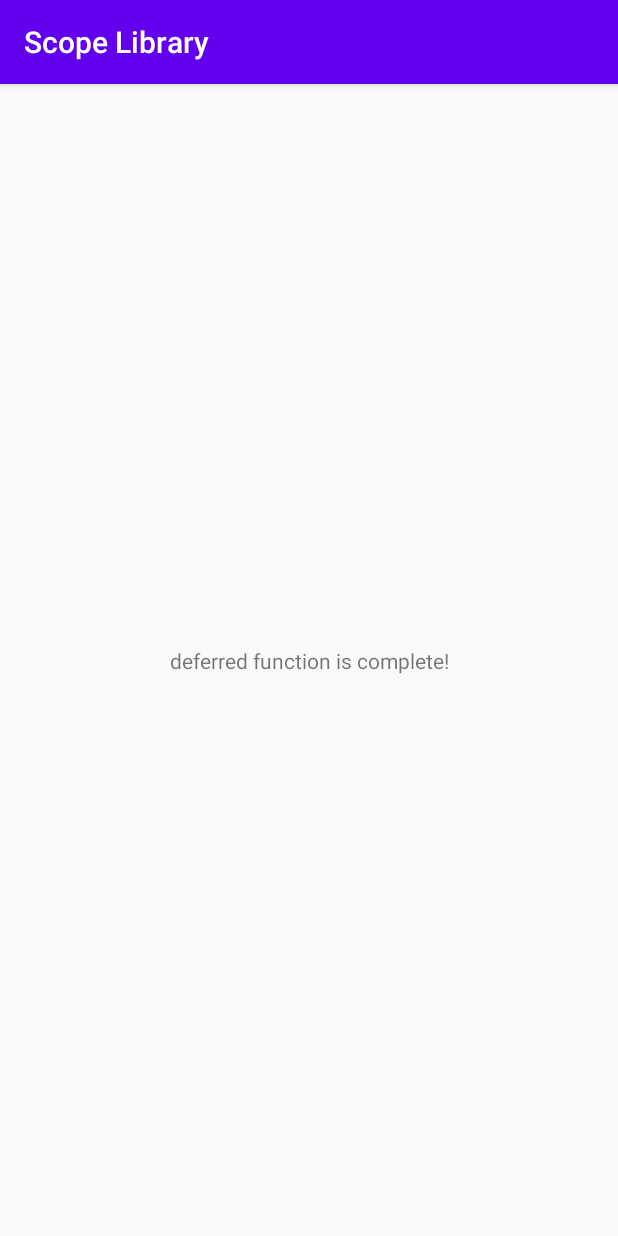
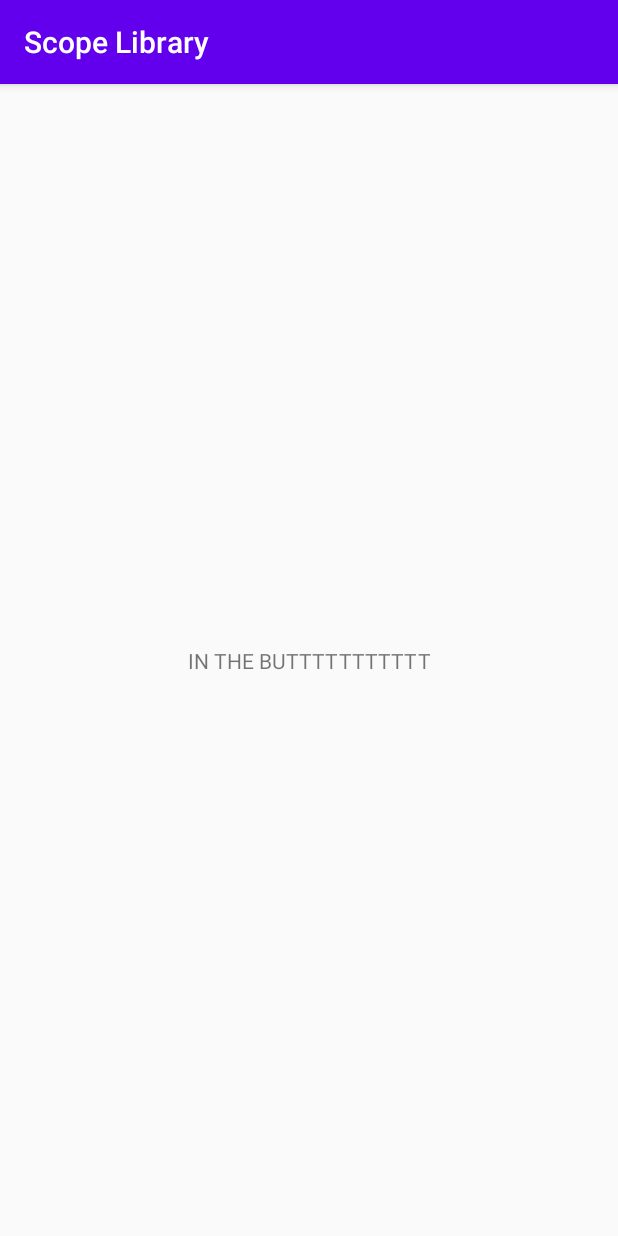
Before and after one commit to pcmazz/threading, an Android app: the screen it shows after launch (MainActivity), on a phone screen of 412 x 824 dp. Run offline under Robolectric (Android 15) with nearby library versions, the phone set to English and light mode, and no system bars; our stand-ins replace Timber.

Commit message:
Think she's good

```diff
--- a/app/src/main/java/com/falcotech/mazz/scopelibrary/MainActivity.kt
+++ b/app/src/main/java/com/falcotech/mazz/scopelibrary/MainActivity.kt
@@ -18,7 +18,7 @@ class MainActivity : AppCompatActivity() {
 
 
     private val factory = viewModelFactory {
-        MainViewModel(DefaultPromiseManager(), SomeRepository(iOCoroutineScope()))
+        MainViewModel(DefaultPromiseManager(), SomeRepository(iOCoroutineScope(), unconfinedCoroutineScope()))
     }
 
     val viewModel: MainViewModel by lazy {
@@ -42,7 +42,7 @@ class MainActivity : AppCompatActivity() {
                 Timber.v("I'm using the main dispatcher!")
                 tvMessage.text = message
             }
-            .onCompletion { tvMessage.text = "All done!" }
+            .onCompletion { tvMessage.text = tvMessage.text.toString() + "\nAll done!" }
             // the .flowOn____() operator pulls the desired dispatcher out of the CoroutineScope
             // and applies it.  So in this case .flowOnMain() is pulling
             // the dispatcher assigned to "main" out of `ioDefaultScope`
--- a/app/src/main/java/com/falcotech/mazz/scopelibrary/MainViewModel.kt
+++ b/app/src/main/java/com/falcotech/mazz/scopelibrary/MainViewModel.kt
@@ -4,8 +4,10 @@ import com.falcotech.mazz.scopelibrary.core.BaseViewModel
 import com.falcotech.mazz.scopelibrary.core.PromiseManager
 import androidx.lifecycle.viewModelScope
 import com.falcotech.mazz.scopelibrary.factory.asyncDefault
+import com.falcotech.mazz.scopelibrary.factory.asyncUnconfined
 import com.falcotech.mazz.scopelibrary.factory.defaultDispatcher
 import com.falcotech.mazz.scopelibrary.promise.Promise
+import com.falcotech.mazz.scopelibrary.promise.then
 import kotlinx.coroutines.CompletableDeferred
 import kotlinx.coroutines.cancel
 import kotlinx.coroutines.delay
@@ -16,14 +18,30 @@ import timber.log.Timber
 
 
 class MainViewModel(promiseManager: PromiseManager, val repository: SomeRepository): BaseViewModel(promiseManager) {
-
+    private var cockCounter = 0
     init {
         controlSetDebug {
             Timber.d("MainViewModel : init : controlSetDebug = %s", it)
         }
     }
 
-    val repoProm = controlAsync(repository.getSomethingExpensiveUnstructured())
+    val repoProm = controlAsync(repository.getSomethingExpensiveUnstructured()).then(null, {
+        cockCounter++
+        Timber.d("MainViewModel : init : repoProm = %s AND COCK = %s", it, cockCounter)
+        controlAsync(repository.getSomethingExpensiveUnstructured())
+    }).then(null, {
+        cockCounter++
+        Timber.d("MainViewModel : init : repoProm = %s AND COCK = %s", it, cockCounter)
+        controlAsync(repository.getSomethingExpensiveUnstructured())
+    }).then(null, {
+        cockCounter++
+        Timber.d("MainViewModel : init : repoProm = %s AND COCK = %s", it, cockCounter)
+        controlAsync(repository.getSomethingExpensiveUnstructured(true))
+    }).then({
+        cockCounter++
+        Timber.d("MainViewModel : init : repoProm = %s AND COCK = %s", it, cockCounter)
+        "$it AND COCK = $cockCounter"
+    }, null)
 
     val repoWrapperProm: Promise<String> by lazy {
         CompletableDeferred<String>().also {completable ->
@@ -34,12 +52,62 @@ class MainViewModel(promiseManager: PromiseManager, val repository: SomeReposito
         }
     }
 
-    val messageFlow = flow{
+    val messageFlow = flow<String>{
         emit("Get ready for some coroutine stuff...")
         emit(repoProm.await())
-        emit(controlAsyncAwait(repoWrapperProm))
+        emit(controlAsyncAwait(viewModelScope.asyncDefault {
+            cockCounter++
+            if(cockCounter == 5){
+                "IN THE BUTTTTTTTTTTT"
+            }else{
+                "NUT SACK"
+            }
+        }))
         delay(5000)
+        emit(controlAsyncAwait(repoWrapperProm.then(null){
+            if(cockCounter == 5){
+                repository.getSomethingExpensiveUnstructured(true)
+            }else{
+                controlAsync(viewModelScope.asyncDefault {
+                    it
+                })
+            }
+        }))
+        /*emit(controlAsyncAwait(repoWrapperProm.then({
+            if(cockCounter == 5){
+                "IN THE BUTT"
+            }else{
+                it
+            }
+        }, null)))*/
     }.flowOn(viewModelScope.defaultDispatcher)
+
+    /*val messageFlow = flow{
+        emit("Get ready for some coroutine stuff...")
+        emit(repoProm.await())
+        delay(5000)
+        emit(controlAsyncAwait(repoWrapperProm.then({
+            if(cockCounter == 5){
+                "IN THE BUTT"
+            }else{
+                it
+            }
+        }, null)))
+        delay(5000)
+        emit(controlAsyncAwait(viewModelScope.asyncDefault {
+            cockCounter++
+            "MID COCK = $cockCounter"
+        }))
+        delay(5000)
+        emit(controlAsyncAwait(repoWrapperProm.then({
+            if(cockCounter == 5){
+                "IN THE BUTT"
+            }else{
+                it
+            }
+        }, null)))
+        delay(5000)
+    }.flowOn(viewModelScope.defaultDispatcher)*/
 
 
     override fun onCleared() {
--- a/app/src/main/java/com/falcotech/mazz/scopelibrary/SomeRepository.kt
+++ b/app/src/main/java/com/falcotech/mazz/scopelibrary/SomeRepository.kt
@@ -1,19 +1,62 @@
 package com.falcotech.mazz.scopelibrary
 
-import com.falcotech.mazz.scopelibrary.factory.IOCoroutineScope
-import com.falcotech.mazz.scopelibrary.factory.asyncIO
-import com.falcotech.mazz.scopelibrary.factory.withIO
+import com.falcotech.mazz.scopelibrary.factory.*
+import com.falcotech.mazz.scopelibrary.promise.then
+import kotlinx.coroutines.Deferred
+import kotlinx.coroutines.Dispatchers
 import kotlinx.coroutines.delay
+import kotlinx.coroutines.plus
+import timber.log.Timber
+import kotlin.coroutines.CoroutineContext
+import kotlin.coroutines.coroutineContext
 
-class SomeRepository(private val coroutineScope: IOCoroutineScope) {
+class SomeRepository(private val coroutineScope: IOCoroutineScope, private val unconfinedCoroutineScope: UnconfinedCoroutineScope) {
+
+
 
     suspend fun getSomethingExpensive() = withIO {
         delay(5000)
         "suspend function is complete!"
     }
 
-    fun getSomethingExpensiveUnstructured() = coroutineScope.asyncIO {
-        delay(5000)
-        "deferred function is complete!"
+    fun getSomethingExpensiveUnstructured(unconfined: Boolean = false): Deferred<String> {
+        return if(!unconfined){
+            coroutineScope.asyncIO {
+                delay(1000)
+                "deferred function is complete!"
+            }
+        }else{
+            unconfinedCoroutineScope.asyncUnconfined {
+                delay(1000)
+                "deferred function is complete! UNCONFINED"
+            }
+        }
     }
+    /*fun getSomethingExpensiveUnstructured(unconfined: Boolean = false) = if(unconfined){
+        coroutineScope.asyncUnconfined(coroutineScope.unconfinedDispatcher){
+            Timber.d("SomeRepository : getSomethingExpensiveUnstructured : asyncUnconfined = %s", this)
+            Timber.d("SomeRepository : getSomethingExpensiveUnstructured : asyncUnconfined : coroutineContext = %s", this.coroutineContext)
+            Timber.d("SomeRepository : getSomethingExpensiveUnstructured : asyncUnconfined : dispatcherProvider = %s", this.dispatcherProvider)
+            Timber.d("SomeRepository : getSomethingExpensiveUnstructured : asyncUnconfined : dispatcherProvider.key = %s", this.dispatcherProvider.key)
+            Timber.d("SomeRepository : getSomethingExpensiveUnstructured : asyncUnconfined : coroutineContext.key get = %s", this.coroutineContext[this.dispatcherProvider.key])
+            delay(1000)
+            "deferred function is complete! ASS UNCONFINED KEY"
+        }.let {
+            Timber.d("SomeRepository : getSomethingExpensiveUnstructured : promise = %s", it)
+            it
+        }
+        //DeferredCoroutine{Active}@dcf1635
+        *//*coroutineScope.asyncIO {
+            this.plus(coroutineScope.dispatcherProvider.unconfined).let {
+                Timber.d("SomeRepository : getSomethingExpensiveUnstructured : plus result = %s", it)
+            }
+            delay(1000)
+            "deferred function is complete! ASS UNCONFINED KEY"
+        }*//*
+    }else{
+        coroutineScope.asyncIO {
+            delay(1000)
+            "deferred function is complete!"
+        }
+    }*/
 }
--- a/scopelibrary/src/main/java/com/falcotech/mazz/scopelibrary/core/DefaultPromiseManager.kt
+++ b/scopelibrary/src/main/java/com/falcotech/mazz/scopelibrary/core/DefaultPromiseManager.kt
@@ -1,8 +1,14 @@
 package com.falcotech.mazz.scopelibrary.core
 
 import androidx.annotation.CallSuper
+import com.falcotech.mazz.scopelibrary.factory.DispatcherProvider
+import com.falcotech.mazz.scopelibrary.factory.dispatcherProvider
+import com.falcotech.mazz.scopelibrary.factory.providerName
 import com.falcotech.mazz.scopelibrary.promise.Promise
+import com.falcotech.mazz.scopelibrary.promise.then
+import kotlinx.coroutines.Dispatchers
 import timber.log.Timber
+import kotlin.coroutines.coroutineContext
 
 open class DefaultPromiseManager : PromiseManager{
 
@@ -14,7 +20,7 @@ open class DefaultPromiseManager : PromiseManager{
     override fun <T> controlAsync(promise: Promise<T>): Promise<T> {
         coldList.add(promise)
         promise.invokeOnCompletion {
-            debug.invoke("DefaultPromiseManager : controlAsync : invokeOnCompletion : it = $it")
+            debug.invoke("DefaultPromiseManager : controlAsync : invokeOnCompletion : promise providerName =  ${promise.providerName}, throwable = $it")
             coldList.remove(promise)
         }
         return promise
@@ -23,7 +29,59 @@ open class DefaultPromiseManager : PromiseManager{
     @CallSuper
     @Synchronized
     override suspend fun <T> controlAsyncAwait(promise: Promise<T>): T {
-        return controlAsync(promise).await()
+        return controlAsync(promise).await().let {
+            debug.invoke("DefaultPromiseManager : controlAsyncAwait : rez = $it")
+            debug.invoke("DefaultPromiseManager : controlAsyncAwait : then promise.providerName = ${promise.providerName}")
+            if(promise.providerName != "DefaultDispatcherProvider"){
+                return@let "BUTT STUFF" as T
+                //controlCancelAllPromises()
+            }
+            return@let it
+        }
+       /* return with(controlAsync(promise).await()){
+            coroutineContext.fold(this){promVal, cce ->
+                val unconfinedCompare = promise.dispatcherProvider.unconfined
+                debug.invoke("DefaultPromiseManager : controlAsyncAwait : promise = $promise")
+                debug.invoke("DefaultPromiseManager : controlAsyncAwait : unconfinedCompare = $unconfinedCompare")
+                debug.invoke("DefaultPromiseManager : controlAsyncAwait : promise promVal = $promVal")
+                debug.invoke("DefaultPromiseManager : controlAsyncAwait : promise cce = $cce")
+                if(cce == unconfinedCompare){
+                    debug.invoke("DefaultPromiseManager : controlAsyncAwait : CANCELING")
+                    controlCancelAllPromises()
+                }
+                this
+            }
+            this
+        }*/
+        /*return with(controlAsync(promise).await()){
+            promise.dispatcherProvider.takeIf {dispatchProvider ->
+                debug.invoke("DefaultPromiseManager : controlAsyncAwait : promise dispatchProvider = $dispatchProvider")
+                debug.invoke("DefaultPromiseManager : controlAsyncAwait : promise dispatchProvider.key = ${dispatchProvider.key}")
+                val dispatcherUndefined = dispatchProvider.unconfined
+                debug.invoke("DefaultPromiseManager : controlAsyncAwait : promise dispatcherUndefined = $dispatcherUndefined")
+                debug.invoke("DefaultPromiseManager : controlAsyncAwait : promise dispatcherUndefined.key = ${dispatcherUndefined.key}")
+                val testKey = dispatchProvider[dispatcherUndefined.key]
+                debug.invoke("DefaultPromiseManager : controlAsyncAwait : promise testKey = $testKey")
+                testKey != null
+            }.let {
+                debug.invoke("DefaultPromiseManager : controlAsyncAwait : takeIf = $it")
+                if(it != null){
+                    debug.invoke("DefaultPromiseManager : controlAsyncAwait : CANCELING")
+                    controlCancelAllPromises()
+                }
+            }
+            this
+        }*/
+        /*val key = promise.key
+        val dispatchProviderUncon = dispatcherProvider().unconfined
+        val promDispatchPro = promise.dispatcherProvider
+        val promDispacther = promDispatchPro.unconfined
+        debug.invoke("DefaultPromiseManager : controlAsyncAwait : promise KEY = $key, dispatchProviderUncon = $dispatchProviderUncon, promDispatchPro = $promDispatchPro, promDispacther = $promDispacther")
+        if(promDispacther == dispatchProviderUncon){
+            debug.invoke("DefaultPromiseManager : controlAsyncAwait : CANCELING")
+            controlCancelAllPromises()
+        }
+        return controlAsync(promise).await()*/
     }
 
     @CallSuper
@@ -41,4 +99,6 @@ open class DefaultPromiseManager : PromiseManager{
     override fun controlSetDebug(block: (String) -> Unit) {
         debug = block
     }
+
+
 }
--- a/scopelibrary/src/main/java/com/falcotech/mazz/scopelibrary/factory/Builders.kt
+++ b/scopelibrary/src/main/java/com/falcotech/mazz/scopelibrary/factory/Builders.kt
@@ -205,10 +205,7 @@ fun <T> CoroutineScope.asyncDefault(
     block: suspend CoroutineScope.() -> T
 ): Deferred<T> = async(coroutineContext.dispatcherProvider.default + context, start, block)
 
-fun <T> CoroutineScope.asyncDefault(
-    start: CoroutineStart = CoroutineStart.LAZY,
-    block: suspend CoroutineScope.() -> T
-): Deferred<T> = async(coroutineContext.dispatcherProvider.default, start, block)
+
 
 /**
  * Creates a coroutine and returns its future result as an implementation of [Deferred].
--- a/scopelibrary/src/main/java/com/falcotech/mazz/scopelibrary/factory/CoroutineScopeExt.kt
+++ b/scopelibrary/src/main/java/com/falcotech/mazz/scopelibrary/factory/CoroutineScopeExt.kt
@@ -74,3 +74,6 @@ val CoroutineScope.dispatcherProvider: DispatcherProvider
  */
 val CoroutineContext.dispatcherProvider: DispatcherProvider
     get() = get(DispatcherProvider) ?: DefaultDispatcherProvider()
+
+val CoroutineContext.providerName: String
+    get() = (get(DispatcherProvider) ?: DefaultDispatcherProvider()).providerName
--- a/scopelibrary/src/main/java/com/falcotech/mazz/scopelibrary/factory/DispatcherProvider.kt
+++ b/scopelibrary/src/main/java/com/falcotech/mazz/scopelibrary/factory/DispatcherProvider.kt
@@ -14,6 +14,8 @@ import kotlin.coroutines.*
 interface DispatcherProvider : CoroutineContext.Element {
 
     override val key: CoroutineContext.Key<*> get() = Key
+
+    val providerName: String
 
     val default: CoroutineDispatcher
     val io: CoroutineDispatcher
@@ -35,9 +37,16 @@ fun dispatcherProvider(): DispatcherProvider =
  */
 class DefaultDispatcherProvider :
     DispatcherProvider {
-    override val default: CoroutineDispatcher = Dispatchers.Default
-    override val io: CoroutineDispatcher = Dispatchers.IO
-    override val main: CoroutineDispatcher get() = Dispatchers.Main
-    override val mainImmediate: CoroutineDispatcher get() = Dispatchers.Main.immediate
-    override val unconfined: CoroutineDispatcher = Dispatchers.Unconfined
+    override val providerName: String
+        get() = this.javaClass.simpleName
+    override val default: CoroutineDispatcher
+        get() = Dispatchers.Default
+    override val io: CoroutineDispatcher
+        get() = Dispatchers.IO
+    override val main: CoroutineDispatcher
+        get() = Dispatchers.Main
+    override val mainImmediate: CoroutineDispatcher
+        get() = Dispatchers.Main.immediate
+    override val unconfined: CoroutineDispatcher
+        get() = Dispatchers.Unconfined
 }
--- a/scopelibrary/src/main/java/com/falcotech/mazz/scopelibrary/promise/PromiseExt.kt
+++ b/scopelibrary/src/main/java/com/falcotech/mazz/scopelibrary/promise/PromiseExt.kt
@@ -2,12 +2,13 @@ package com.falcotech.mazz.scopelibrary.promise
 
 import com.falcotech.mazz.scopelibrary.factory.asyncDefault
 import com.falcotech.mazz.scopelibrary.factory.defaultCoroutineScope
+import com.falcotech.mazz.scopelibrary.factory.dispatcherProvider
 import kotlinx.coroutines.*
 
 typealias Promise<T> = Deferred<T>
 
-fun <T, Y> Promise<T>.then(handler: ((T) -> Y)?, promHandler: ((T) -> Promise<Y>)?): Promise<Y> = defaultCoroutineScope()
-    .asyncDefault {
+fun <T, Y> Promise<T>.then(handler: ((T) -> Y)?, promHandler: ((T) -> Promise<Y>)? = null): Promise<Y> = defaultCoroutineScope()
+    .asyncDefault(this.dispatcherProvider, CoroutineStart.LAZY) {
         val res = this@then.await()
         if(handler != null){
             handler.invoke(res)
```
